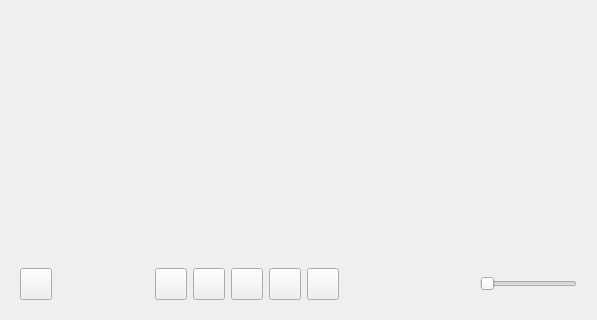
liutimo/HikvisionSDKDemo, file Homework/PlayBackWidget.ui: the form before one commit; both pictures show x 0 to 597 and y 186 to 506 of the 597 by 506 pixel window.
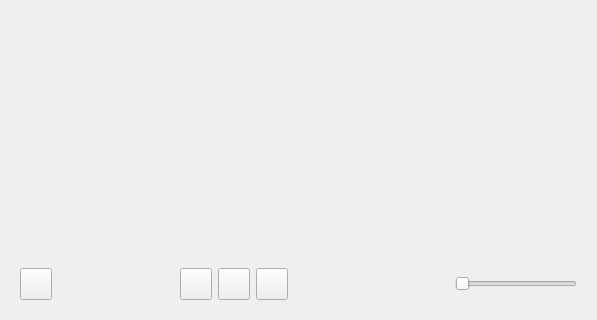
The form after the commit. Icons and pictures are not drawn.

```diff
--- a/Homework/PlayBackWidget.ui
+++ b/Homework/PlayBackWidget.ui
@@ -118,42 +118,6 @@
             </property>
            </widget>
           </item>
-          <item>
-           <widget class="QPushButton" name="pushButton_2">
-            <property name="minimumSize">
-             <size>
-              <width>32</width>
-              <height>32</height>
-             </size>
-            </property>
-            <property name="maximumSize">
-             <size>
-              <width>32</width>
-              <height>32</height>
-             </size>
-            </property>
-            <property name="styleSheet">
-             <string notr="true">/*QPushButton 
-{
-	border-image: url(:/Homework/Resources/play1.png);
-}
-
-QPushButton:pressed
-{
-	border-image: url(:/Homework/Resources/play2.png);
-}
-
-QPushButton:hover
-{
-	border-image: url(:/Homework/Resources/play3.png);
-}
-*/</string>
-            </property>
-            <property name="text">
-             <string/>
-            </property>
-           </widget>
-          </item>
           <item>
            <widget class="QPushButton" name="pushButton_3">
             <property name="minimumSize">
@@ -200,42 +164,6 @@
             </property>
            </widget>
           </item>
-          <item>
-           <widget class="QPushButton" name="pushButton_6">
-            <property name="minimumSize">
-             <size>
-              <width>32</width>
-              <height>32</height>
-             </size>
-            </property>
-            <property name="maximumSize">
-             <size>
-              <width>32</width>
-              <height>32</height>
-             </size>
-            </property>
-            <property name="styleSheet">
-             <string notr="true">/*QPushButton 
-{
-	border-image: url(:/Homework/Resources/play1.png);
-}
-
-QPushButton:pressed
-{
-	border-image: url(:/Homework/Resources/play2.png);
-}
-
-QPushButton:hover
-{
-	border-image: url(:/Homework/Resources/play3.png);
-}
-*/</string>
-            </property>
-            <property name="text">
-             <string/>
-            </property>
-           </widget>
-          </item>
           <item>
            <widget class="QPushButton" name="pushButton_5">
             <property name="minimumSize">
```
